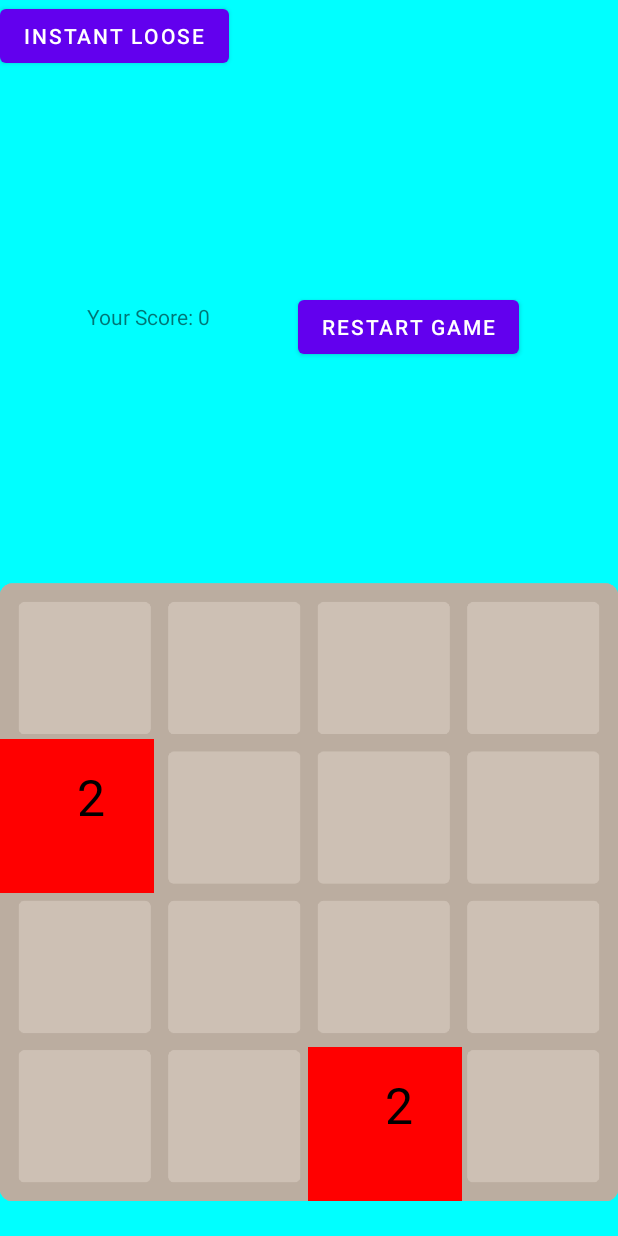
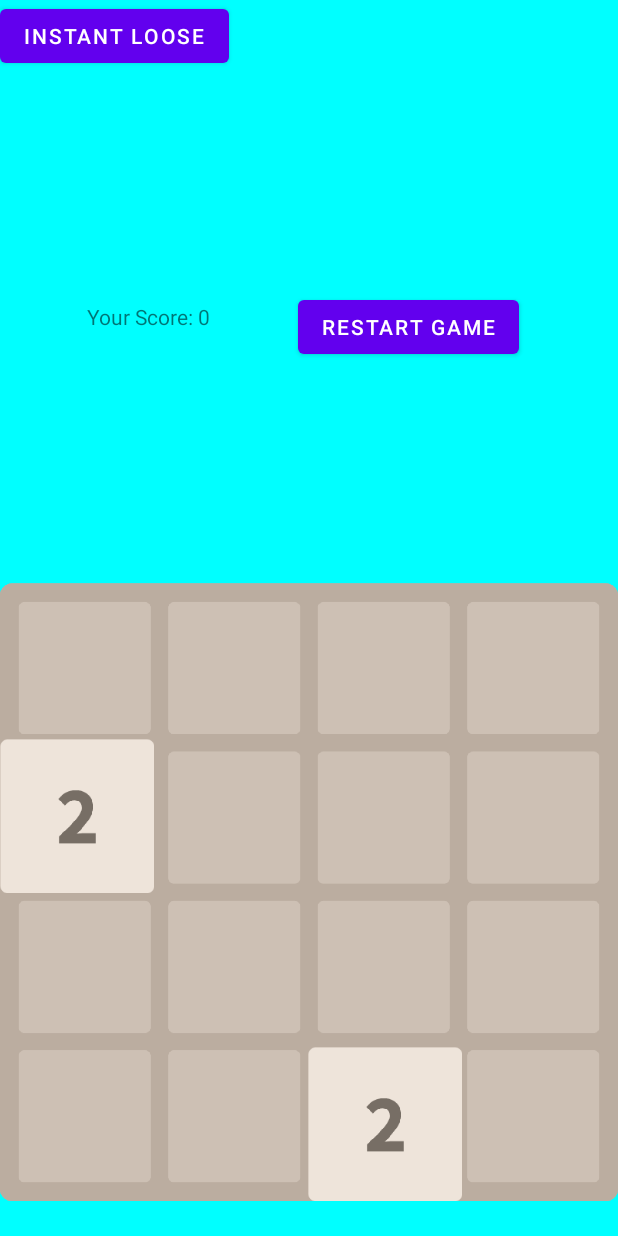
Before and after one commit to LucasMerkert/JavaOOPProject, an Android app: the GameActivity screen opened directly, with no data from a screen before it, on a phone screen of 412 x 824 dp. Run offline under Robolectric (Android 15) with nearby library versions, the phone set to English and light mode, and no system bars.

Commit message:
Big graphic update, tiles now as bitmaps

```diff
--- a/app/src/main/java/de/frauas/oopj/project2048/GameView.java
+++ b/app/src/main/java/de/frauas/oopj/project2048/GameView.java
@@ -25,6 +25,7 @@ public class GameView extends androidx.appcompat.widget.AppCompatImageView {
 	private int screenHeight;
 	private Context context;
 	private Rect gameBackgroundRect;
+	private Bitmap tileBitmap;
 
 	public GameView(Context context, AttributeSet attributesSet) {
 		super(context, attributesSet);
@@ -69,22 +70,24 @@ public class GameView extends androidx.appcompat.widget.AppCompatImageView {
 
 	public void drawGridOnCanvas(Grid gameGrid){
 		gameCanvas.drawBitmap(gameBitmap, null, gameBackgroundRect, null);
-		for(int j = 0; j <= 3; j++) {
-			for(int i = 0; i <= 3;i++ ) {
+		for(int j = 0; j <= 3; j++) { //row
+			for(int i = 0; i <= 3;i++ ) { //column
 				if(gameGrid.getValue(i,j) != 0) {
-					drawTileAtpos(i,j, gameGrid.getValue(i,j));
+					drawTileAtpos(i,j, gameGrid.getTileAtPos(i,j));
 				}
 			}
 		}
 	}
 
-	public void drawTileAtpos(int x, int y, int value) {
-		Paint tileColor = new Paint();
-		tileColor.setARGB(255, 255,0,0);
+	public void drawTileAtpos(int x, int y, Tile currentTile) {
+		/*Paint tileColor = new Paint();
+		tileColor.setARGB(255, 255,0,0);*/
 		//System.out.print("x: " + x +" y: "+ y);
 		Rect tileRect = new Rect(x * (screenWidth/4),screenHeight-BOTTOM_OFFSET-((4-y)*(screenWidth/4)) ,(x+1) * (screenWidth/4),screenHeight-BOTTOM_OFFSET-((4-(y+1))*(screenWidth/4)));
-		gameCanvas.drawRect(tileRect, tileColor);
-		gameCanvas.drawText(value + "", tileRect.centerX(), tileRect.centerY(), textColor);
+		tileBitmap = currentTile.getDisplay();
+		gameCanvas.drawBitmap(tileBitmap, null, tileRect, null);
+		/*gameCanvas.drawRect(tileRect, tileColor);
+		gameCanvas.drawText(value + "", tileRect.centerX(), tileRect.centerY(), textColor);*/
 	}
 
 	@Override
--- a/app/src/main/java/de/frauas/oopj/project2048/Grid.java
+++ b/app/src/main/java/de/frauas/oopj/project2048/Grid.java
@@ -339,7 +339,7 @@ public class Grid {
 			for(int row = 0; row < HEIGHT; row++){
 				if(matrix[column][row] == null) {
 					if(i == r_randomSpace) {
-						matrix[column][row] = new Tile(1);
+						matrix[column][row] = new Tile(1, context);
 						System.out.println("New tile spawned at ("+ column + "," + row + ")");
 					}
 					i++;
@@ -405,4 +405,9 @@ public class Grid {
 			return matrix[x][y].getValue();
 		}
 	}
+
+	public Tile getTileAtPos(int x, int y){
+		return matrix[x][y];
+	}
+
 }
```
Also changed, not shown: app/src/main/java/de/frauas/oopj/project2048/Tile.java (+71 -4 lines), app/src/main/res/drawable/tile_1024.png (added), app/src/main/res/drawable/tile_128.png (added), app/src/main/res/drawable/tile_16.png (added), app/src/main/res/drawable/tile_16384.png (added), app/src/main/res/drawable/tile_2.png (added), app/src/main/res/drawable/tile_2048.png (added), app/src/main/res/drawable/tile_256.png (added), app/src/main/res/drawable/tile_32.png (added), app/src/main/res/drawable/tile_32768.png (added), app/src/main/res/drawable/tile_4.png (added), app/src/main/res/drawable/tile_4096.png (added), app/src/main/res/drawable/tile_512.png (added), app/src/main/res/drawable/tile_64.png (added), 3 more files.
